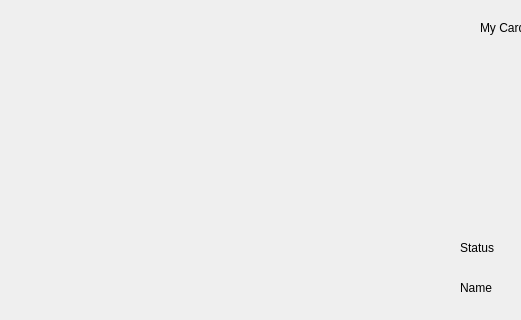
Qt form forms/mainwindow.ui (IVAndreev21/YRT) before a commit; both pictures show x 500 to 1021 and y 0 to 320 of the 1280 by 720 pixel window.
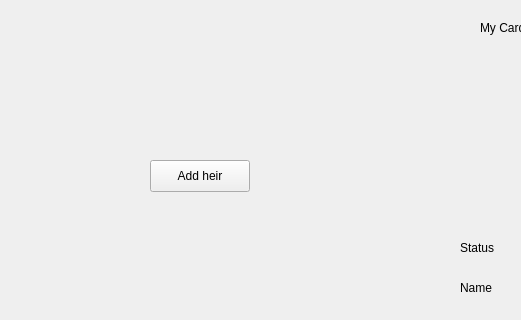
The same form after that commit. The open tabs and pages were chosen to show the change. Icons and pictures are not drawn.

Commit message: Implement functionality and UI for adding heir

```diff
--- a/forms/mainwindow.ui
+++ b/forms/mainwindow.ui
@@ -410,14 +410,27 @@
       <rect>
        <x>430</x>
        <y>80</y>
-       <width>231</width>
-       <height>41</height>
+       <width>361</width>
+       <height>51</height>
       </rect>
      </property>
      <property name="text">
       <string/>
      </property>
     </widget>
+    <widget class="QPushButton" name="addHeir_PB">
+     <property name="geometry">
+      <rect>
+       <x>500</x>
+       <y>170</y>
+       <width>100</width>
+       <height>32</height>
+      </rect>
+     </property>
+     <property name="text">
+      <string>Add heir</string>
+     </property>
+    </widget>
    </widget>
    <widget class="QWidget" name="transacions_page">
     <widget class="QLabel" name="Bank_tr_LA">
```
Left out of the diff: 2 changed lines with no effect on the pictures. The commit also changes 8 other files.
